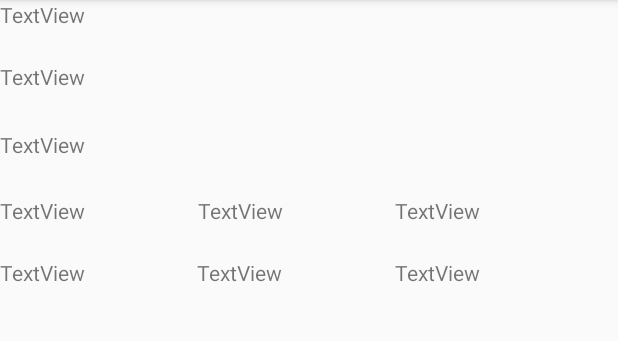
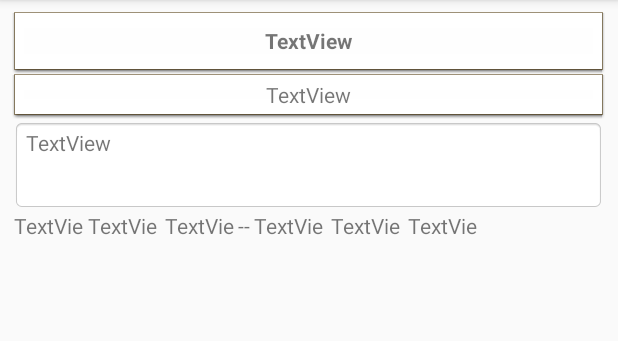
Before and after one commit to khuonghieu/Goalie, an Android app: the ViewGoal screen opened directly, with no data from a screen before it, on a phone screen of 412 x 824 dp, the part 84-425 px from its top. Run offline under Robolectric (Android 15) with nearby library versions, the phone set to English and light mode, and no system bars; 1 statement that could not run was skipped.

Commit message:
Added some background to view goal xml files

```diff
--- a/app/src/main/AndroidManifest.xml
+++ b/app/src/main/AndroidManifest.xml
@@ -9,7 +9,7 @@
         android:roundIcon="@mipmap/ic_launcher_round"
         android:supportsRtl="true"
         android:theme="@style/AppTheme">
-        <activity android:name="com.example.goalie.LogIn">
+        <activity android:name="edu.temple.goalie.Activities.LogIn">
             <intent-filter>
                 <action android:name="android.intent.action.MAIN" />
 
--- a/app/src/main/res/layout/activity_view_goal.xml
+++ b/app/src/main/res/layout/activity_view_goal.xml
@@ -9,79 +9,99 @@
     <LinearLayout
         android:layout_width="395dp"
         android:layout_height="715dp"
+        android:layout_marginStart="8dp"
+        android:layout_marginTop="8dp"
+        android:layout_marginEnd="8dp"
+        android:layout_marginBottom="8dp"
         android:orientation="vertical"
-        tools:layout_editor_absoluteX="8dp"
-        tools:layout_editor_absoluteY="8dp">
+        app:layout_constraintBottom_toBottomOf="parent"
+        app:layout_constraintEnd_toEndOf="parent"
+        app:layout_constraintHorizontal_bias="0.0"
+        app:layout_constraintStart_toStartOf="parent"
+        app:layout_constraintTop_toTopOf="parent"
+        app:layout_constraintVertical_bias="0.0">
 
         <TextView
             android:id="@+id/ViewGoalTitle"
             android:layout_width="match_parent"
             android:layout_height="41dp"
-            android:text="TextView" />
+            android:background="@android:drawable/editbox_dropdown_light_frame"
+            android:gravity="center_horizontal|center_vertical"
+            android:text="TextView"
+            android:textStyle="bold" />
 
         <TextView
             android:id="@+id/ViewGoalCategory"
             android:layout_width="match_parent"
-            android:layout_height="45dp"
+            android:layout_height="30dp"
+            android:background="@android:drawable/editbox_dropdown_light_frame"
+            android:gravity="center_horizontal|center_vertical"
             android:text="TextView" />
 
         <TextView
             android:id="@+id/ViewGoalDescription"
             android:layout_width="match_parent"
-            android:layout_height="44dp"
+            android:layout_height="61dp"
+            android:background="@android:drawable/editbox_background_normal"
             android:text="TextView" />
 
         <LinearLayout
-            android:layout_width="match_parent"
-            android:layout_height="41dp"
+            android:layout_width="312dp"
+            android:layout_height="wrap_content"
             android:orientation="horizontal">
 
             <TextView
                 android:id="@+id/ViewGoalStartDay"
-                android:layout_width="132dp"
+                android:layout_width="48dp"
                 android:layout_height="match_parent"
+                android:gravity="center_horizontal|center_vertical"
                 android:text="TextView" />
 
             <TextView
                 android:id="@+id/ViewGoalStartMonth"
-                android:layout_width="20dp"
+                android:layout_width="wrap_content"
                 android:layout_height="match_parent"
                 android:layout_weight="1"
+                android:gravity="center_horizontal|center_vertical"
                 android:text="TextView" />
 
             <TextView
                 android:id="@+id/ViewGoalStartYear"
-                android:layout_width="20dp"
+                android:layout_width="wrap_content"
                 android:layout_height="match_parent"
                 android:layout_weight="1"
+                android:gravity="center_horizontal|center_vertical"
                 android:text="TextView" />
 
-        </LinearLayout>
-
-        <LinearLayout
-            android:layout_width="match_parent"
-            android:layout_height="43dp"
-            android:orientation="horizontal">
+            <TextView
+                android:id="@+id/textView2"
+                android:layout_width="wrap_content"
+                android:layout_height="wrap_content"
+                android:gravity="center_horizontal|center_vertical"
+                android:text="--" />
 
             <TextView
                 android:id="@+id/ViewGoalEndDay"
-                android:layout_width="20dp"
+                android:layout_width="wrap_content"
                 android:layout_height="match_parent"
                 android:layout_weight="1"
+                android:gravity="center_horizontal|center_vertical"
                 android:text="TextView" />
 
             <TextView
                 android:id="@+id/ViewGoalEndMonth"
-                android:layout_width="20dp"
+                android:layout_width="wrap_content"
                 android:layout_height="match_parent"
                 android:layout_weight="1"
+                android:gravity="center_horizontal|center_vertical"
                 android:text="TextView" />
 
             <TextView
                 android:id="@+id/ViewGoalEndYear"
-                android:layout_width="20dp"
+                android:layout_width="wrap_content"
                 android:layout_height="match_parent"
                 android:layout_weight="1"
+                android:gravity="center_horizontal|center_vertical"
                 android:text="TextView" />
 
         </LinearLayout>
--- a/app/src/main/res/layout/log_in.xml
+++ b/app/src/main/res/layout/log_in.xml
@@ -51,8 +51,8 @@
 
         <Button
             android:id="@+id/logInButton"
-            android:layout_width="207dp"
-            android:layout_height="102dp"
+            android:layout_width="399dp"
+            android:layout_height="85dp"
             android:layout_marginStart="8dp"
             android:layout_marginTop="128dp"
             android:layout_marginEnd="8dp"
```
Also changed, not shown: app/src/main/java/edu/temple/goalie/Activities/LogIn.java (+1 -8 lines), app/src/main/java/edu/temple/goalie/Activities/ViewGoal.java (+14 -4 lines), 2 other files.
